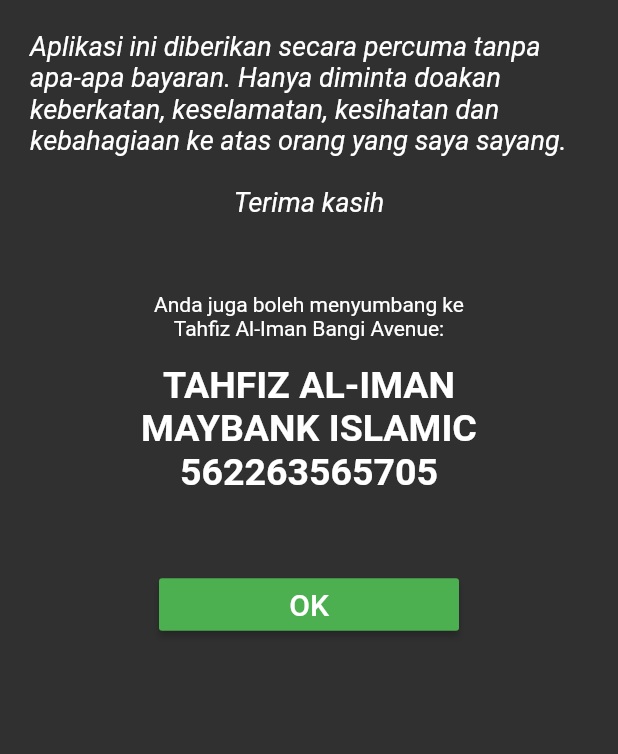
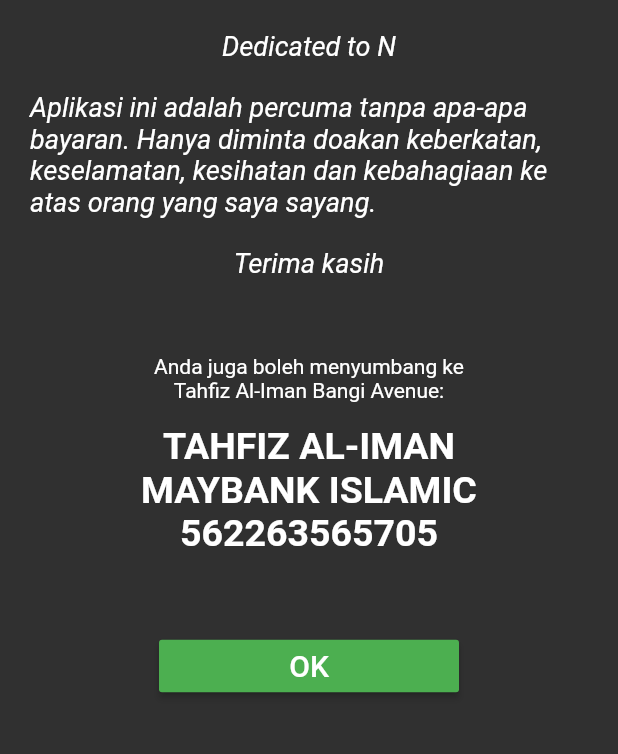
Before and after one commit to jomsolat/mobile-app, a Flutter app: the About screen opened directly, on a phone screen of 412 x 824 dp, the part 313-1067 px from its top. Run offline on Flutter 3.47's test engine with Material 2 defaults, Android fonts, the phone set to English and light mode, and no system bars; network calls fail.

```diff
--- a/lib/screens/about.dart
+++ b/lib/screens/about.dart
@@ -37,10 +37,20 @@ class _AboutState extends State<About> {
                 ),
                 onTap: () => launch('https://jomsolat.org'),
               ),
+              SizedBox(
+                height: 20.0,
+              ),
+              Text(
+                'Dedicated to N',
+                style: TextStyle(
+                  fontSize: 18.0,
+                  fontStyle: FontStyle.italic,
+                ),
+              ),
               Container(
                 margin: EdgeInsets.all(20.0),
                 child: Text(
-                  'Aplikasi ini diberikan secara percuma tanpa apa-apa bayaran. Hanya diminta doakan keberkatan, keselamatan, kesihatan dan kebahagiaan ke atas orang yang saya sayang.',
+                  'Aplikasi ini adalah percuma tanpa apa-apa bayaran. Hanya diminta doakan keberkatan, keselamatan, kesihatan dan kebahagiaan ke atas orang yang saya sayang.',
                   style: TextStyle(
                     fontSize: 18.0,
                     fontStyle: FontStyle.italic,
```
Also changed, not shown: 37 other files.
